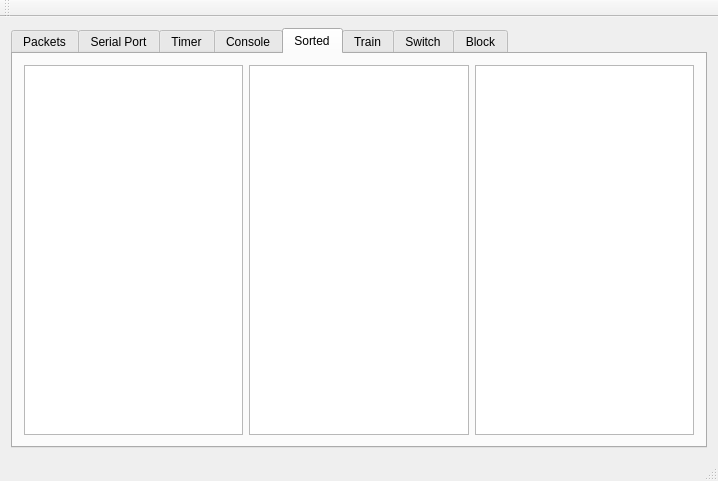
Old version of the form loconet_test/train_rec/mainwindow.ui in the repository ctag/cpe453.
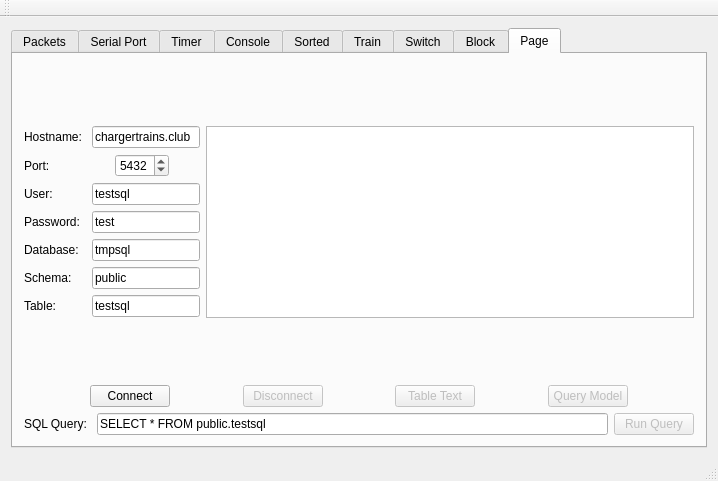
New version of the form.

Commit message: Added basic SQL interface

The edit to the form file:
```diff
--- a/loconet_test/train_rec/mainwindow.ui
+++ b/loconet_test/train_rec/mainwindow.ui
@@ -18,7 +18,7 @@
     <item>
      <widget class="QTabWidget" name="tabWidget">
       <property name="currentIndex">
-       <number>4</number>
+       <number>8</number>
       </property>
       <widget class="QWidget" name="tab_packets">
        <attribute name="title">
@@ -476,6 +476,290 @@
         <string>Block</string>
        </attribute>
       </widget>
+      <widget class="QWidget" name="tab_2">
+       <attribute name="title">
+        <string>Page</string>
+       </attribute>
+       <layout class="QGridLayout" name="gridLayout">
+        <item row="0" column="0">
+         <layout class="QFormLayout" name="formLayout_2">
+          <item row="0" column="0">
+           <layout class="QVBoxLayout" name="verticalLayout_3">
+            <property name="sizeConstraint">
+             <enum>QLayout::SetDefaultConstraint</enum>
+            </property>
+            <item>
+             <layout class="QHBoxLayout" name="horizontalLayout_5">
+              <item>
+               <widget class="QLabel" name="label_hostname">
+                <property name="text">
+                 <string>Hostname: </string>
+                </property>
+               </widget>
+              </item>
+              <item alignment="Qt::AlignLeft">
+               <widget class="QLineEdit" name="lineEdit_hostname">
+                <property name="text">
+                 <string>chargertrains.club</string>
+                </property>
+               </widget>
+              </item>
+             </layout>
+            </item>
+            <item>
+             <layout class="QHBoxLayout" name="horizontalLayout_6">
+              <item>
+               <widget class="QLabel" name="label_port">
+                <property name="text">
+                 <string>Port: </string>
+                </property>
+               </widget>
+              </item>
+              <item alignment="Qt::AlignLeft">
+               <widget class="QSpinBox" name="spinBox_port">
+                <property name="maximum">
+                 <number>9999</number>
+                </property>
+                <property name="value">
+                 <number>5432</number>
+                </property>
+               </widget>
+              </item>
+             </layout>
+            </item>
+            <item>
+             <layout class="QHBoxLayout" name="horizontalLayout_7">
+              <item>
+               <widget class="QLabel" name="label_user">
+                <property name="text">
+                 <string>User: </string>
+                </property>
+               </widget>
+              </item>
+              <item alignment="Qt::AlignLeft">
+               <widget class="QLineEdit" name="lineEdit_user">
+                <property name="text">
+                 <string>testsql</string>
+                </property>
+               </widget>
+              </item>
+             </layout>
+            </item>
+            <item>
+             <layout class="QHBoxLayout" name="horizontalLayout_8">
+              <item>
+               <widget class="QLabel" name="label_password">
+                <property name="text">
+                 <string>Password: </string>
+                </property>
+               </widget>
+              </item>
+              <item alignment="Qt::AlignLeft">
+               <widget class="QLineEdit" name="lineEdit_password">
+                <property name="text">
+                 <string>test</string>
+                </property>
+               </widget>
+              </item>
+             </layout>
+            </item>
+            <item>
+             <layout class="QHBoxLayout" name="horizontalLayout_9">
+              <item>
+               <widget class="QLabel" name="label_database">
+                <property name="text">
+                 <string>Database: </string>
+                </property>
+               </widget>
+              </item>
+              <item alignment="Qt::AlignLeft">
+               <widget class="QLineEdit" name="lineEdit_database">
+                <property name="text">
+                 <string>tmpsql</string>
+                </property>
+               </widget>
+              </item>
+             </layout>
+            </item>
+            <item>
+             <layout class="QHBoxLayout" name="horizontalLayout_10">
+              <item>
+               <widget class="QLabel" name="label_schema">
+                <property name="text">
+                 <string>Schema: </string>
+                </property>
+               </widget>
+              </item>
+              <item alignment="Qt::AlignLeft">
+               <widget class="QLineEdit" name="lineEdit_schema">
+                <property name="text">
+                 <string>public</string>
+                </property>
+               </widget>
+              </item>
+             </layout>
+            </item>
+            <item>
+             <layout class="QHBoxLayout" name="horizontalLayout_11">
+              <item>
+               <widget class="QLabel" name="label_table">
+                <property name="text">
+                 <string>Table: </string>
+                </property>
+               </widget>
+              </item>
+              <item alignment="Qt::AlignLeft">
+               <widget class="QLineEdit" name="lineEdit_table">
+                <property name="text">
+                 <string>testsql</string>
+                </property>
+               </widget>
+              </item>
+             </layout>
+            </item>
+           </layout>
+          </item>
+          <item row="0" column="1">
+           <widget class="QTextBrowser" name="textBrowser_output"/>
+          </item>
+         </layout>
+        </item>
+        <item row="1" column="0">
+         <layout class="QHBoxLayout" name="horizontalLayout_12">
+          <item>
+           <spacer name="horizontalSpacer_2">
+            <property name="orientation">
+             <enum>Qt::Horizontal</enum>
+            </property>
+            <property name="sizeHint" stdset="0">
+             <size>
+              <width>40</width>
+              <height>20</height>
+             </size>
+            </property>
+           </spacer>
+          </item>
+          <item>
+           <widget class="QPushButton" name="pushButton_connect">
+            <property name="text">
+             <string>Connect</string>
+            </property>
+           </widget>
+          </item>
+          <item>
+           <spacer name="horizontalSpacer_10">
+            <property name="orientation">
+             <enum>Qt::Horizontal</enum>
+            </property>
+            <property name="sizeHint" stdset="0">
+             <size>
+              <width>40</width>
+              <height>20</height>
+             </size>
+            </property>
+           </spacer>
+          </item>
+          <item>
+           <widget class="QPushButton" name="pushButton_disconnect">
+            <property name="enabled">
+             <bool>false</bool>
+            </property>
+            <property name="text">
+             <string>Disconnect</string>
+            </property>
+           </widget>
+          </item>
+          <item>
+           <spacer name="horizontalSpacer_9">
+            <property name="orientation">
+             <enum>Qt::Horizontal</enum>
+            </property>
+            <property name="sizeHint" stdset="0">
+             <size>
+              <width>40</width>
+              <height>20</height>
+             </size>
+            </property>
+           </spacer>
+          </item>
+          <item>
+           <widget class="QPushButton" name="pushButton_tableText">
+            <property name="enabled">
+             <bool>false</bool>
+            </property>
+            <property name="text">
+             <string>Table Text</string>
+            </property>
+           </widget>
+          </item>
+          <item>
+           <spacer name="horizontalSpacer_11">
+            <property name="orientation">
+             <enum>Qt::Horizontal</enum>
+            </property>
+            <property name="sizeHint" stdset="0">
+             <size>
+              <width>40</width>
+              <height>20</height>
+             </size>
+            </property>
+           </spacer>
+          </item>
+          <item>
+           <widget class="QPushButton" name="pushButton_queryModel">
+            <property name="enabled">
+             <bool>false</bool>
+            </property>
+            <property name="text">
+             <string>Query Model</string>
+            </property>
+           </widget>
+          </item>
+          <item>
+           <spacer name="horizontalSpacer">
+            <property name="orientation">
+             <enum>Qt::Horizontal</enum>
+            </property>
+            <property name="sizeHint" stdset="0">
+             <size>
+              <width>40</width>
+              <height>20</height>
+             </size>
+            </property>
+           </spacer>
+          </item>
+         </layout>
+        </item>
+        <item row="2" column="0">
+         <layout class="QHBoxLayout" name="horizontalLayout_13">
+          <item>
+           <widget class="QLabel" name="label_query">
+            <property name="text">
+             <string>SQL Query: </string>
+            </property>
+           </widget>
+          </item>
+          <item>
+           <widget class="QLineEdit" name="lineEdit_query">
+            <property name="text">
+             <string>SELECT * FROM public.testsql</string>
+            </property>
+           </widget>
+          </item>
+          <item>
+           <widget class="QPushButton" name="pushButton_runQuery">
+            <property name="enabled">
+             <bool>false</bool>
+            </property>
+            <property name="text">
+             <string>Run Query</string>
+            </property>
+           </widget>
+          </item>
+         </layout>
+        </item>
+       </layout>
+      </widget>
      </widget>
     </item>
    </layout>
```
The commit also changes 2 other files.
